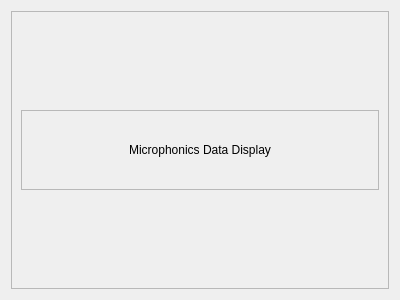
Old version of the form MicPlot.ui in the repository slaclab/Microphonics_tab.
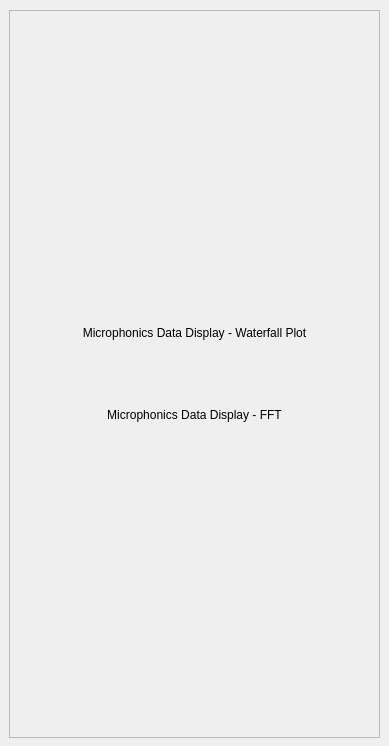
New version of the form.

```diff
--- a/MicPlot.ui
+++ b/MicPlot.ui
@@ -6,73 +6,101 @@
    <rect>
     <x>0</x>
     <y>0</y>
-    <width>400</width>
-    <height>300</height>
+    <width>389</width>
+    <height>746</height>
    </rect>
   </property>
   <property name="windowTitle">
    <string>Form</string>
   </property>
-  <layout class="QGridLayout" name="gridLayout">
-   <item row="0" column="0">
-    <widget class="QFrame" name="frame">
-     <property name="frameShape">
-      <enum>QFrame::StyledPanel</enum>
-     </property>
-     <property name="frameShadow">
-      <enum>QFrame::Raised</enum>
-     </property>
-     <layout class="QVBoxLayout" name="verticalLayout_2">
+  <widget class="QFrame" name="frame">
+   <property name="enabled">
+    <bool>true</bool>
+   </property>
+   <property name="geometry">
+    <rect>
+     <x>9</x>
+     <y>10</y>
+     <width>371</width>
+     <height>728</height>
+    </rect>
+   </property>
+   <property name="frameShape">
+    <enum>QFrame::StyledPanel</enum>
+   </property>
+   <property name="frameShadow">
+    <enum>QFrame::Raised</enum>
+   </property>
+   <layout class="QVBoxLayout" name="verticalLayout_2">
+    <item>
+     <layout class="QVBoxLayout" name="verticalLayout_4">
       <item>
-       <widget class="QFrame" name="frame_2">
+       <widget class="QLabel" name="label">
+        <property name="sizePolicy">
+         <sizepolicy hsizetype="Preferred" vsizetype="Minimum">
+          <horstretch>0</horstretch>
+          <verstretch>0</verstretch>
+         </sizepolicy>
+        </property>
         <property name="maximumSize">
          <size>
           <width>16777215</width>
-          <height>80</height>
+          <height>60</height>
          </size>
         </property>
-        <property name="frameShape">
-         <enum>QFrame::StyledPanel</enum>
+        <property name="text">
+         <string>Microphonics Data Display - Waterfall Plot</string>
         </property>
-        <property name="frameShadow">
-         <enum>QFrame::Raised</enum>
+        <property name="alignment">
+         <set>Qt::AlignCenter</set>
         </property>
-        <layout class="QVBoxLayout" name="verticalLayout">
-         <item>
-          <widget class="QLabel" name="label">
-           <property name="enabled">
-            <bool>true</bool>
-           </property>
-           <property name="sizePolicy">
-            <sizepolicy hsizetype="Preferred" vsizetype="Minimum">
-             <horstretch>0</horstretch>
-             <verstretch>0</verstretch>
-            </sizepolicy>
-           </property>
-           <property name="text">
-            <string>Microphonics Data Display</string>
-           </property>
-           <property name="scaledContents">
-            <bool>false</bool>
-           </property>
-           <property name="alignment">
-            <set>Qt::AlignCenter</set>
-           </property>
-           <property name="indent">
-            <number>-7</number>
-           </property>
-          </widget>
-         </item>
-        </layout>
        </widget>
       </item>
       <item>
-       <layout class="QGridLayout" name="Plot3"/>
+       <layout class="QGridLayout" name="PlotTop"/>
+      </item>
+      <item>
+       <widget class="QLabel" name="label_3">
+        <property name="maximumSize">
+         <size>
+          <width>16777215</width>
+          <height>10</height>
+         </size>
+        </property>
+        <property name="text">
+         <string/>
+        </property>
+       </widget>
+      </item>
+      <item>
+       <widget class="QLabel" name="label_2">
+        <property name="sizePolicy">
+         <sizepolicy hsizetype="Preferred" vsizetype="Minimum">
+          <horstretch>0</horstretch>
+          <verstretch>0</verstretch>
+         </sizepolicy>
+        </property>
+        <property name="maximumSize">
+         <size>
+          <width>16777215</width>
+          <height>60</height>
+         </size>
+        </property>
+        <property name="text">
+         <string>Microphonics Data Display - FFT</string>
+        </property>
+        <property name="alignment">
+         <set>Qt::AlignCenter</set>
+        </property>
+       </widget>
+      </item>
+      <item>
+       <layout class="QGridLayout" name="PlotBot"/>
       </item>
      </layout>
-    </widget>
-   </item>
-  </layout>
+    </item>
+   </layout>
+  </widget>
  </widget>
  <resources/>
  <connections/>
```
